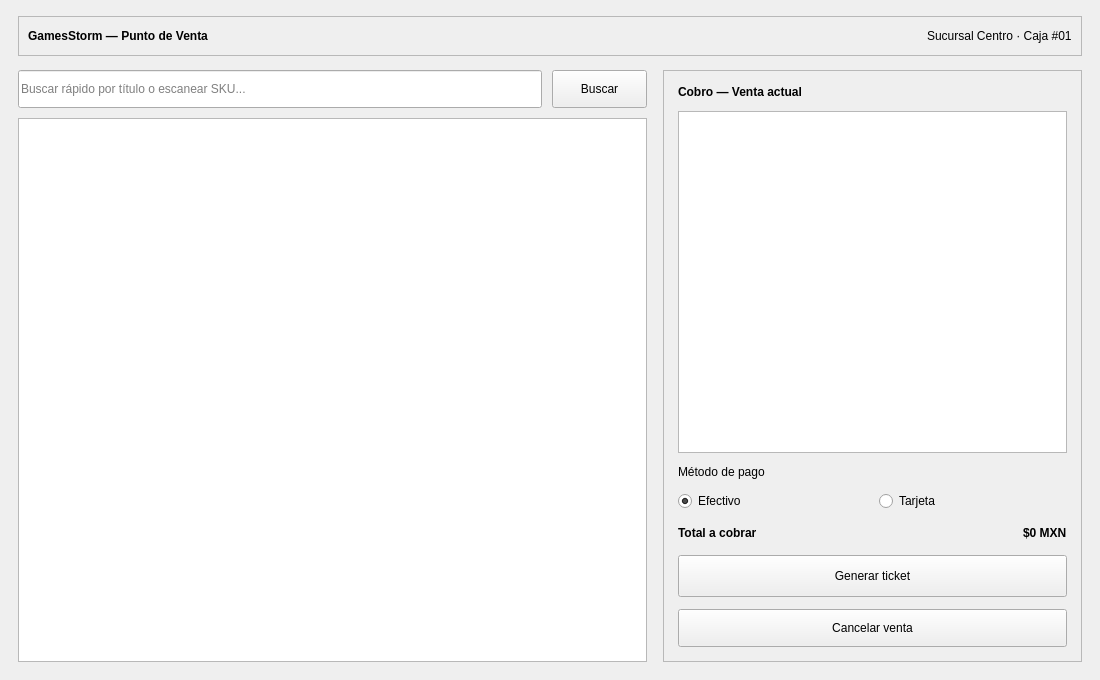
The window that PuntoVenta/punto_venta.ui (gael-hernandez-dev/games-storm) describes before a commit, drawn with Qt 5.
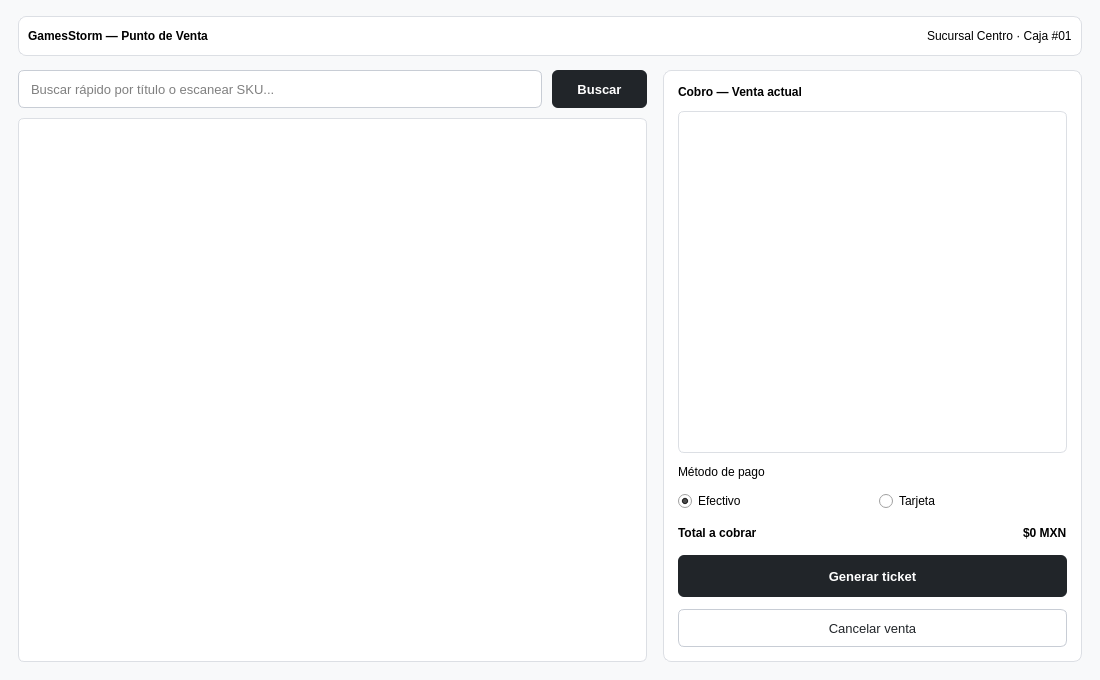
The same window after the commit.

Commit message: Muevo estilos directamente al archivo punto_venta.ui

What changed in the file:
```diff
--- a/PuntoVenta/punto_venta.ui
+++ b/PuntoVenta/punto_venta.ui
@@ -13,6 +13,58 @@
   <property name="windowTitle">
    <string>GamesStorm — Punto de Venta</string>
   </property>
+  <property name="styleSheet">
+   <string notr="true">QMainWindow {
+    background-color: #F8F9FA;
+}
+QFrame#frameHeader, QFrame#frameCobro {
+    background-color: #FFFFFF;
+    border: 1px solid #DCDFE4;
+    border-radius: 8px;
+}
+QLineEdit {
+    background-color: #FFFFFF;
+    border: 1px solid #C8CDD5;
+    border-radius: 6px;
+    padding: 0 10px;
+    font-size: 13px;
+}
+QTableWidget {
+    background-color: #FFFFFF;
+    border: 1px solid #DCDFE4;
+    border-radius: 6px;
+    gridline-color: #ECEFF3;
+    font-size: 13px;
+}
+QHeaderView::section {
+    background-color: #F1F3F5;
+    padding: 8px;
+    border: none;
+    border-bottom: 1px solid #DCDFE4;
+    font-weight: bold;
+}
+QPushButton#btnBuscar, QPushButton#btnGenerarTicket {
+    background-color: #212529;
+    color: #FFFFFF;
+    border: none;
+    border-radius: 6px;
+    font-weight: bold;
+    font-size: 13px;
+}
+QPushButton#btnBuscar:hover, QPushButton#btnGenerarTicket:hover {
+    background-color: #343A40;
+}
+QPushButton#btnCancelar {
+    background-color: #FFFFFF;
+    color: #212529;
+    border: 1px solid #C8CDD5;
+    border-radius: 6px;
+    font-size: 13px;
+}
+QPushButton#btnCancelar:hover {
+    background-color: #F1F3F5;
+}</string>
+  </property>
   <widget class="QWidget" name="centralwidget">
    <layout class="QVBoxLayout" name="verticalLayoutMain">
     <property name="spacing">
```
The commit also changes 1 other file.
